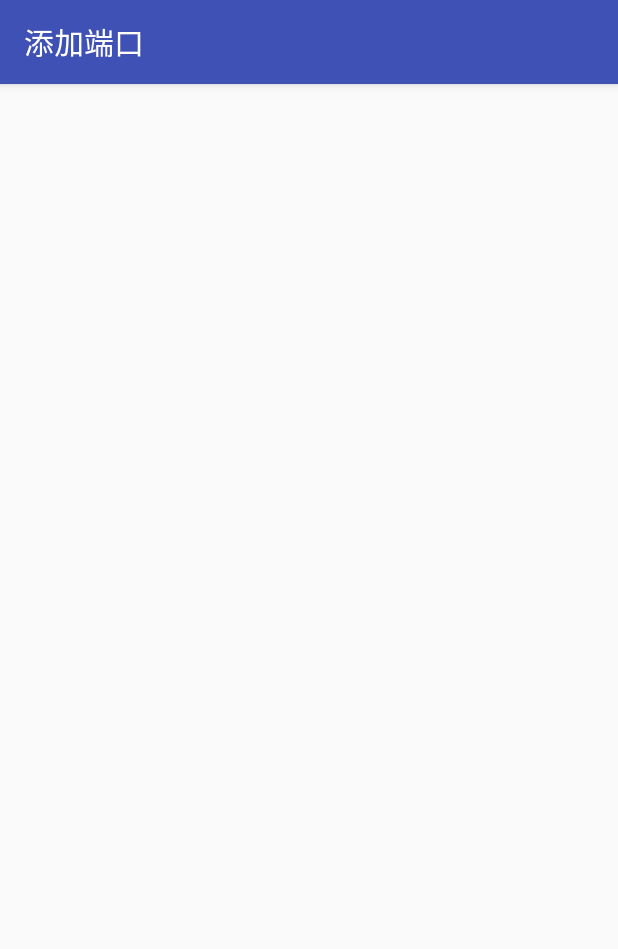
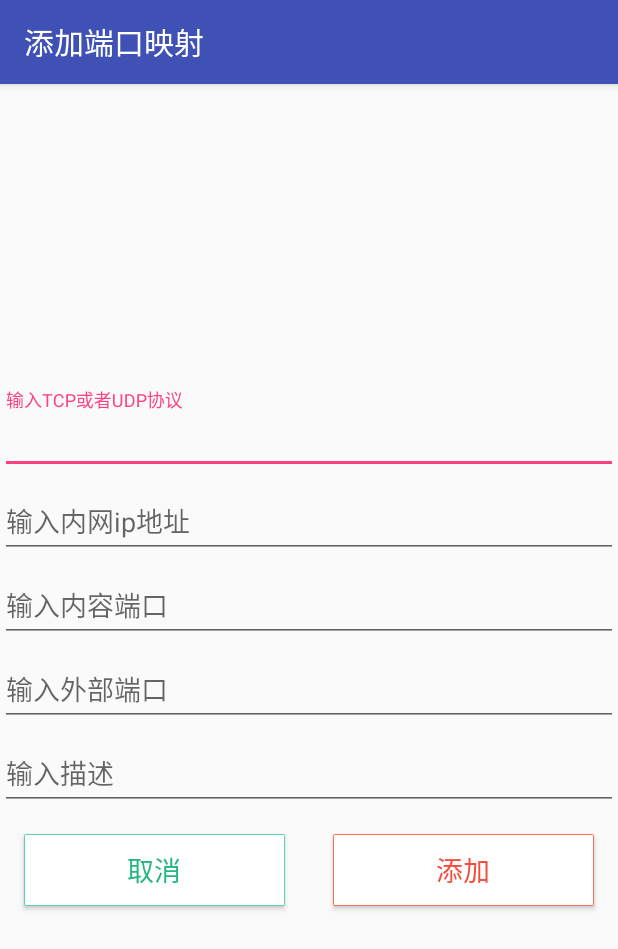
Before and after one commit to gpfduoduo/PortMappingOnAndroid, an Android app: the AddPortActivity screen opened directly, with no data from a screen before it, on a phone screen of 412 x 824 dp. Shown: the top 949 px of the screen. Run offline under Robolectric (Android 15) with nearby library versions, the phone set to English and light mode, and no system bars.

Commit message:
动态端口添加映射界面完成

```diff
--- a/app/src/main/java/com/guo/duoduo/getexternalipfromrouter/ui/AddPortActivity.java
+++ b/app/src/main/java/com/guo/duoduo/getexternalipfromrouter/ui/AddPortActivity.java
@@ -1,7 +1,10 @@
 package com.guo.duoduo.getexternalipfromrouter.ui;
 
 
+import android.os.Bundle;
 import android.support.v7.app.AppCompatActivity;
+
+import com.guo.duoduo.getexternalipfromrouter.R;
 
 
 /**
@@ -9,4 +12,17 @@ import android.support.v7.app.AppCompatActivity;
  */
 public class AddPortActivity extends AppCompatActivity
 {
+    @Override
+    protected void onCreate(Bundle savedInstanceState)
+    {
+        super.onCreate(savedInstanceState);
+
+        setContentView(R.layout.activity_addport);
+    }
+
+    @Override
+    protected void onDestroy()
+    {
+        super.onDestroy();
+    }
 }
--- /dev/null
+++ b/app/src/main/res/layout/activity_addport.xml
@@ -0,0 +1,98 @@
+<?xml version="1.0" encoding="utf-8"?>
+<LinearLayout xmlns:android="http://schemas.android.com/apk/res/android"
+    android:layout_width="match_parent"
+    android:layout_height="match_parent"
+    android:gravity="center"
+    android:orientation="vertical">
+
+    <android.support.design.widget.TextInputLayout
+        android:layout_width="match_parent"
+        android:layout_height="wrap_content">
+
+        <EditText
+            android:id="@+id/add_port_protocol"
+            android:layout_width="match_parent"
+            android:layout_height="wrap_content"
+            android:layout_marginTop="20dp"
+            android:hint="@string/protocol" />
+    </android.support.design.widget.TextInputLayout>
+
+    <android.support.design.widget.TextInputLayout
+        android:layout_width="match_parent"
+        android:layout_height="wrap_content">
+
+        <EditText
+            android:id="@+id/add_port_internal_ip"
+            android:layout_width="match_parent"
+            android:layout_height="wrap_content"
+            android:layout_marginTop="20dp"
+            android:hint="@string/internal_ip" />
+
+    </android.support.design.widget.TextInputLayout>
+
+    <android.support.design.widget.TextInputLayout
+        android:layout_width="match_parent"
+        android:layout_height="wrap_content">
+
+        <EditText
+            android:id="@+id/add_port_internal_port"
+            android:layout_width="match_parent"
+            android:layout_height="wrap_content"
+            android:layout_marginTop="20dp"
+            android:hint="@string/internal_port" />
+
+    </android.support.design.widget.TextInputLayout>
+
+    <android.support.design.widget.TextInputLayout
+        android:layout_width="match_parent"
+        android:layout_height="wrap_content">
+
+        <EditText
+            android:id="@+id/add_port_external_ip"
+            android:layout_width="match_parent"
+            android:layout_height="wrap_content"
+            android:layout_marginTop="20dp"
+            android:hint="@string/external_port" />
+
+    </android.support.design.widget.TextInputLayout>
+
+    <android.support.design.widget.TextInputLayout
+        android:layout_width="match_parent"
+        android:layout_height="wrap_content">
+
+        <EditText
+            android:id="@+id/add_port_description"
+            android:layout_width="match_parent"
+            android:layout_height="wrap_content"
+            android:layout_marginTop="20dp"
+            android:hint="@string/description" />
+
+    </android.support.design.widget.TextInputLayout>
+
+    <LinearLayout
+        android:id="@+id/port_layout"
+        android:layout_width="match_parent"
+        android:layout_height="wrap_content"
+        android:orientation="horizontal">
+
+        <Button
+            android:id="@+id/clear"
+            style="@style/btn_green_style"
+            android:layout_width="0dp"
+            android:layout_height="wrap_content"
+            android:layout_margin="@dimen/fab_margin"
+            android:layout_weight="1"
+            android:text="@string/clear"></Button>
+
+        <Button
+            android:id="@+id/add"
+            style="@style/btn_red_style"
+            android:layout_width="0dp"
+            android:layout_height="wrap_content"
+            android:layout_margin="@dimen/fab_margin"
+            android:layout_weight="1"
+            android:text="@string/add"></Button>
+
+    </LinearLayout>
+
+</LinearLayout>
--- /dev/null
+++ b/app/src/main/res/layout/activity_deleteport.xml
@@ -0,0 +1,6 @@
+<?xml version="1.0" encoding="utf-8"?>
+<LinearLayout xmlns:android="http://schemas.android.com/apk/res/android"
+    android:orientation="vertical" android:layout_width="match_parent"
+    android:layout_height="match_parent">
+
+</LinearLayout>
--- a/app/src/main/res/values/strings.xml
+++ b/app/src/main/res/values/strings.xml
@@ -1,11 +1,20 @@
 <resources>
-    <string name="app_name">仿Droid UPnP Port Mapper</string>
+    <string name="app_name">UPnP端口映射</string>
     <string name="upnp_connect_start">启动UPnP连接</string>
     <string name="start_find_router">开始索搜路由器</string>
     <string name="start_find_igd_device">寻找发现网络网管设备，请稍等...</string>
     <string name="find_local_ip">发现网络接口：</string>
     <string name="find_device">发现设备：</string>
     <string name="external_ip">外网IP：</string>
-    <string name="port_add">添加端口</string>
-    <string name="port_delete">删除端口</string>
+    <string name="port_add">添加端口映射</string>
+    <string name="port_delete">删除端口映射</string>
+
+    <string name="protocol">输入TCP或者UDP协议</string>
+    <string name="internal_ip">输入内网ip地址</string>
+    <string name="internal_port">输入内容端口</string>
+    <string name="external_port">输入外部端口</string>
+    <string name="description">输入描述</string>
+
+    <string name="clear">取消</string>
+    <string name="add">添加</string>
 </resources>
```
Also changed, not shown: app/src/main/java/com/guo/duoduo/getexternalipfromrouter/entity/MappingEntity.java (+59 -8 lines), app/src/main/java/com/guo/duoduo/getexternalipfromrouter/ui/DeletePortActivity.java (+12 -0 lines), app/src/main/java/com/guo/duoduo/getexternalipfromrouter/ui/MainActivity.java (+18 -0 lines), togicloadingview/src/main/java/com/guo/duoduo/togicloadingview/TogicLoadingView.java (+5 -4 lines).
